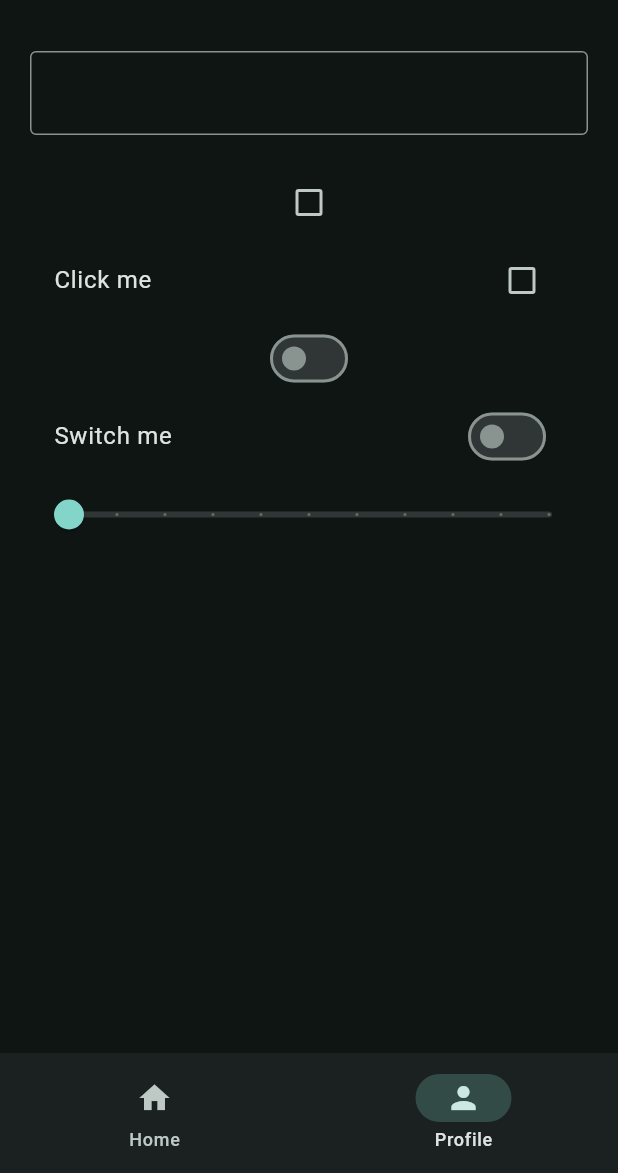
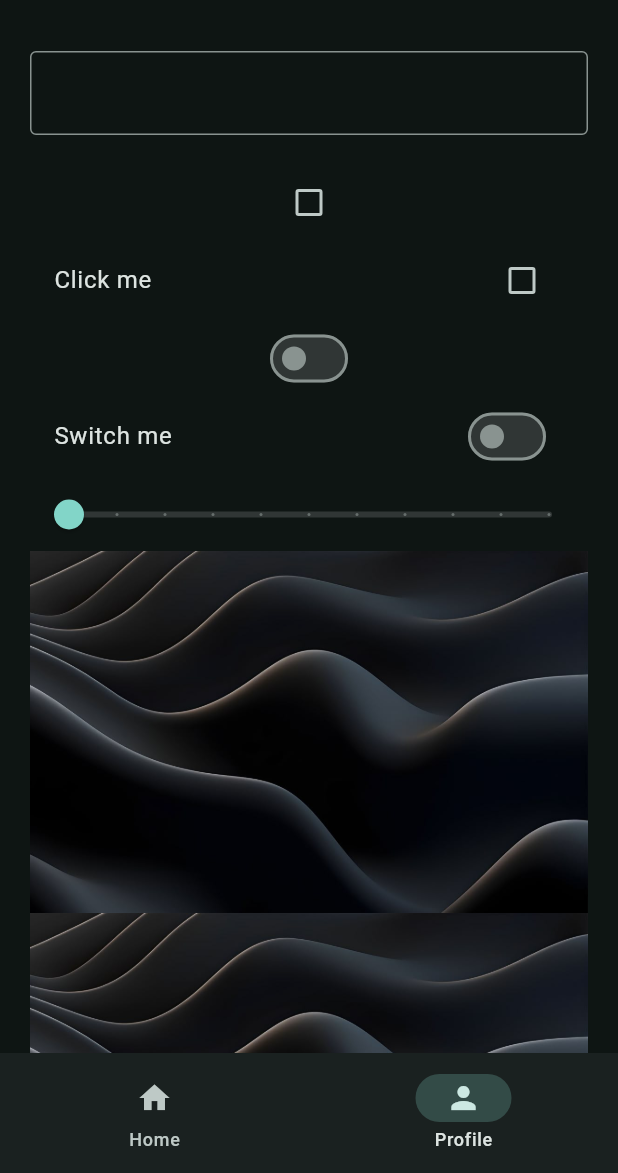
Before and after one commit to pulpetto/First-Flutter-Project, a Flutter app: the screen it shows after launch, item 2 of the bottom bar chosen, on a phone screen of 412 x 824 dp, the part 63-1236 px from its top. Run offline on Flutter 3.47's test engine with Material 3 defaults, Android fonts, the phone set to English and light mode, and no system bars.

```diff
--- a/lib/views/pages/profile_page.dart
+++ b/lib/views/pages/profile_page.dart
@@ -15,7 +15,8 @@ class _ProfilePageState extends State<ProfilePage> {
 
   @override
   Widget build(BuildContext context) {
-    return Padding(
+    return SingleChildScrollView(
+      child: Padding(
         padding: const EdgeInsets.all(20.0),
         child: Column(
           children: [
@@ -71,7 +72,11 @@ class _ProfilePageState extends State<ProfilePage> {
                 });
               },
             ),
+            Image.asset('assets/images/wlpp.jpg'),
+            Image.asset('assets/images/wlpp.jpg'),
+            Image.asset('assets/images/wlpp.jpg'),
           ],
+        ),
       ),
     );
   }
```
Lines whose indentation alone changed are shown as unchanged.
